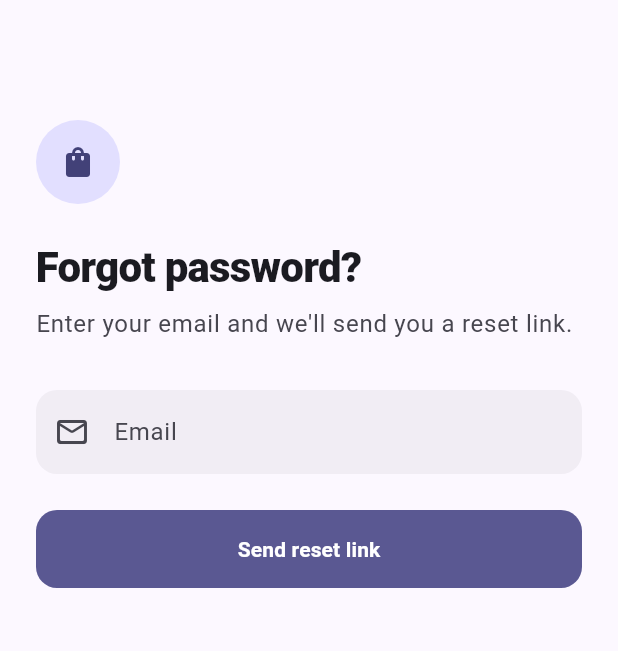
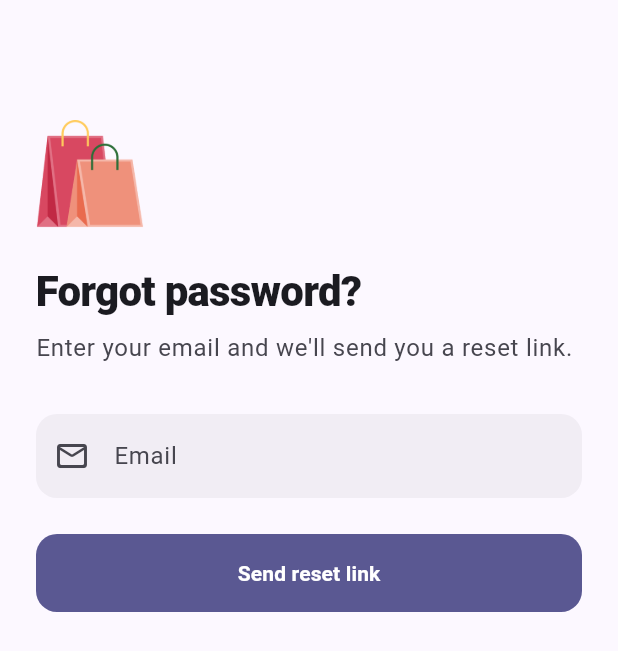
Before and after one commit to Faisal60177/e_commerce_app, a Flutter app: the ForgotPasswordScreen screen opened by its route, on a phone screen of 412 x 824 dp. Shown: the top 651 px of the screen. Run offline on Flutter 3.47's test engine with Material 3 defaults, Android fonts, the phone set to English and light mode, and no system bars; our stand-ins replace cached_network_image, cloud_firestore, connectivity_plus, dio, firebase_auth, firebase_core and 9 more; accounts and stored records are empty; generated files the repository leaves out were written again; network calls fail.

Commit message:
bug fixed and improved

```diff
--- /dev/null
+++ b/lib/core/widgets/app_logo.dart
@@ -0,0 +1,18 @@
+import 'package:flutter/material.dart';
+
+class AppLogo extends StatelessWidget {
+  const AppLogo({this.size = 96, super.key});
+
+  final double size;
+
+  @override
+  Widget build(BuildContext context) {
+    return Image.asset(
+      'assets/icon/app_icon_foreground.png',
+      width: size,
+      height: size,
+      fit: BoxFit.contain,
+      semanticLabel: 'ShopEase logo',
+    );
+  }
+}
--- a/lib/features/auth/presentation/screens/forgot_password_screen.dart
+++ b/lib/features/auth/presentation/screens/forgot_password_screen.dart
@@ -8,6 +8,8 @@ import 'package:e_commerce_app/features/auth/presentation/widgets/auth_submit_bu
 import 'package:flutter/material.dart';
 import 'package:flutter_riverpod/flutter_riverpod.dart';
 import 'package:go_router/go_router.dart';
+
+import '../../../../core/widgets/app_logo.dart';
 
 class ForgotPasswordScreen extends ConsumerStatefulWidget {
   const ForgotPasswordScreen({super.key});
@@ -104,7 +106,9 @@ class _ForgotPasswordScreenState extends ConsumerState<ForgotPasswordScreen> {
     return Column(
       crossAxisAlignment: .stretch,
       children: [
-        const SizedBox(height: 32),
+        const SizedBox(height: 16),
+        const Center(child: AppLogo (size: 64)),
+        const SizedBox(height: 24),
         Center(
           child: CircleAvatar(
             radius: 44,
--- a/lib/features/auth/presentation/screens/splash_screen.dart
+++ b/lib/features/auth/presentation/screens/splash_screen.dart
@@ -1,9 +1,10 @@
 import 'package:flutter/material.dart';
+import '../../../../core/widgets/app_logo.dart';
 
 class SplashScreen extends StatelessWidget {
   const SplashScreen({super.key});
 
   @override
   Widget build(BuildContext context) =>
-      const Scaffold(body: Center(child: CircularProgressIndicator()));
+      const Scaffold(body: const Center(child: AppLogo(size: 140)),);
 }
--- a/lib/features/auth/presentation/screens/verify_email_screen.dart
+++ b/lib/features/auth/presentation/screens/verify_email_screen.dart
@@ -1,4 +1,5 @@
 import 'dart:async';
+import 'package:e_commerce_app/core/widgets/app_logo.dart';
 
 import 'package:e_commerce_app/core/utils/extensions.dart';
 import 'package:e_commerce_app/features/auth/application/auth_controller.dart';
@@ -99,6 +100,8 @@ class _VerifyEmailScreenState extends ConsumerState<VerifyEmailScreen>
               mainAxisSize: .min,
               crossAxisAlignment: .stretch,
               children: [
+                const Center(child: AppLogo (size: 64)),
+                const SizedBox(height: 24),
                 Center(
                   child: CircleAvatar(
                     radius: 44,
--- a/lib/features/auth/presentation/widgets/auth_header.dart
+++ b/lib/features/auth/presentation/widgets/auth_header.dart
@@ -1,4 +1,5 @@
 import 'package:e_commerce_app/core/utils/extensions.dart';
+import 'package:e_commerce_app/core/widgets/app_logo.dart';
 import 'package:flutter/material.dart';
 
 class AuthHeader extends StatelessWidget {
@@ -12,14 +13,7 @@ class AuthHeader extends StatelessWidget {
     return Column(
       crossAxisAlignment: CrossAxisAlignment.start,
       children: [
-        CircleAvatar(
-          radius: 28,
-          backgroundColor: context.colors.primaryContainer,
-          child: Icon(
-            Icons.shopping_bag_rounded,
-            color: context.colors.onPrimaryContainer,
-          ),
-        ),
+        const AppLogo(size: 72),
         const SizedBox(height: 24),
         Text(title, style: context.textTheme.headlineMedium),
         const SizedBox(height: 8),
--- a/pubspec.yaml
+++ b/pubspec.yaml
@@ -87,6 +87,8 @@ dev_dependencies:
 
 # The following section is specific to Flutter packages.
 flutter:
+  assets:
+    - assets/icon/
 
   # The following line ensures that the Material Icons font is
   # included with your application, so that you can use the icons in
```
Also changed, not shown: lib/features/home/presentation/screens/home_screen.dart (+16 -7 lines), lib/features/products/presentation/widgets/add_to_cart_bar.dart (+6 -1 lines), assets/icon/app_icon.png, 6 other files.
